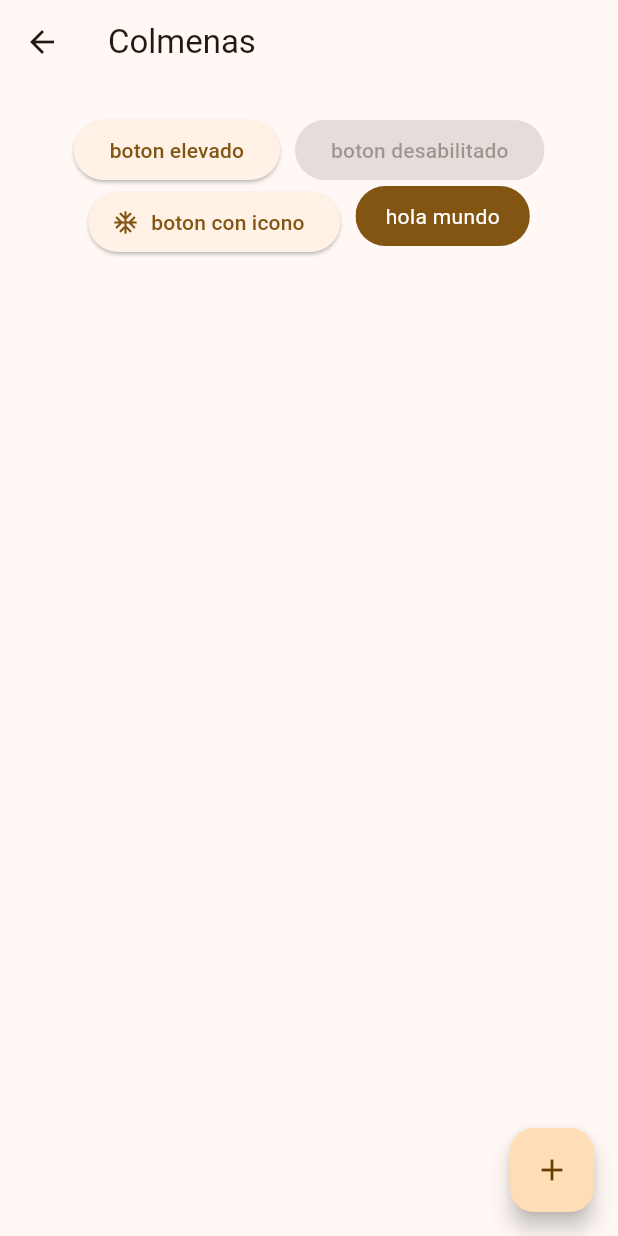
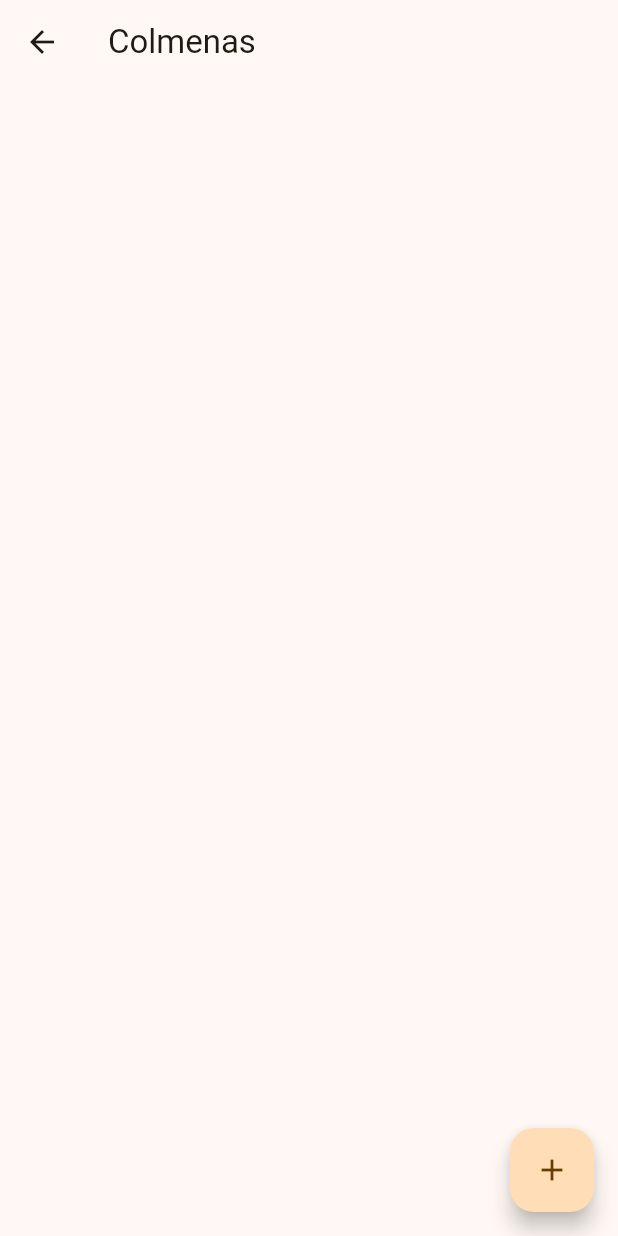
Before and after one commit to john-monsalve94/pruebasApisempabee, a Flutter app: the screen it shows after launch, after a tap on "colmenas", on a phone screen of 412 x 824 dp. Run offline on Flutter 3.47's test engine with Material 3 defaults, Android fonts, the light colour scheme and no system bars; our stand-ins replace go_router.

Commit message:
iniciaciando componentes de empabee

```diff
--- a/lib/presentation/screens/colmenas/colmenas_screen.dart
+++ b/lib/presentation/screens/colmenas/colmenas_screen.dart
@@ -37,15 +37,15 @@ class _ColmenasView extends StatelessWidget {
           spacing: 10,
           alignment: WrapAlignment.center,
           children: [
-            ElevatedButton(
-                onPressed: () {}, child: const Text('boton elevado')),
-            ElevatedButton(
-                onPressed: null, child: const Text('boton desabilitado')),
-            ElevatedButton.icon(
-                onPressed: () {},
-                icon: Icon(Icons.ac_unit_outlined),
-                label: Text('boton con icono')),
-            CustomButton(),
+          //   ElevatedButton(
+          //       onPressed: () {}, child: const Text('boton elevado')),
+          //   ElevatedButton(
+          //       onPressed: null, child: const Text('boton desabilitado')),
+          //   ElevatedButton.icon(
+          //       onPressed: () {},
+          //       icon: Icon(Icons.ac_unit_outlined),
+          //       label: Text('boton con icono')),
+            // CustomButton(),
           ],
         ),
       ),
--- a/lib/presentation/screens/home/home_screen.dart
+++ b/lib/presentation/screens/home/home_screen.dart
@@ -2,7 +2,6 @@ import 'package:empabee/config/menu/menu_items.dart';
 import 'package:empabee/theme/app_theme.dart';
 import 'package:flutter/material.dart';
 import 'package:go_router/go_router.dart';
-
 
 class HomeScreen extends StatelessWidget {
   const HomeScreen({super.key});
@@ -11,7 +10,26 @@ class HomeScreen extends StatelessWidget {
   Widget build(BuildContext context) {
     return Scaffold(
       appBar: AppBar(
-        title: const Text('colmenas y graficas'),
+
+        title: const Text('Bienvenido a EmpaBee'), centerTitle: true,
+        actions: <Widget>[
+          IconButton(
+            icon: const Icon(
+              Icons.notifications,
+            ),
+            tooltip: 'Notificaciones',color: Color.fromARGB(255, 235, 184, 32),
+            onPressed: () {},
+          ),
+                    IconButton(
+            icon: const Icon(
+              Icons.account_circle_outlined,color: Color.fromARGB(255, 235, 184, 32),
+            ),
+            tooltip: 'Perfil',
+            onPressed: () {},
+          )
+
+        ],
+
         // centerTitle: true,
       ),
       body: const _HomeView(),
```
Also changed, not shown: lib/presentation/screens/graficas/graficas_screens.dart (+10 -1 lines).
